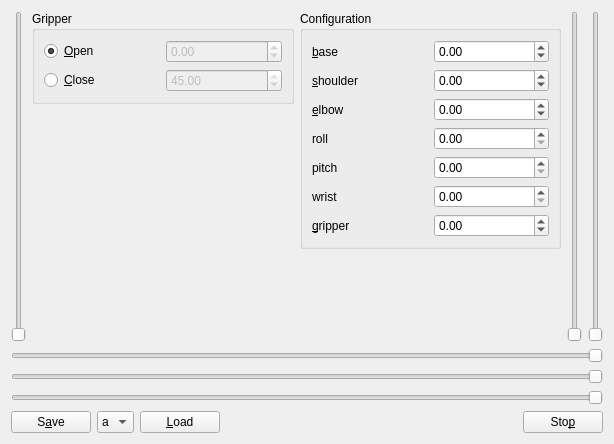
Old version of the form sainsmartwidget.ui in the repository wedesoft/arduino-sainsmart.
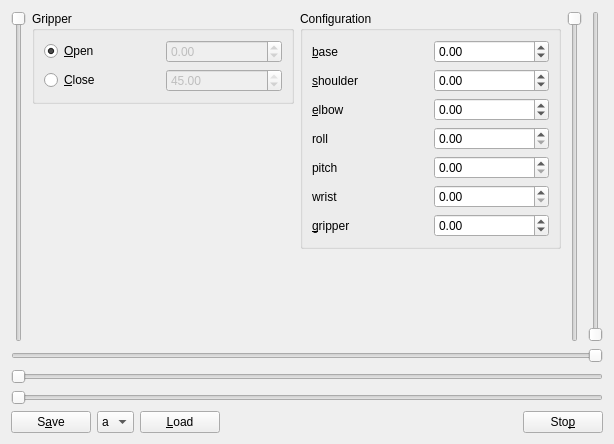
New version of the form.

Diff of the .ui file:
```diff
--- a/sainsmartwidget.ui
+++ b/sainsmartwidget.ui
@@ -30,6 +30,9 @@
        <property name="orientation">
         <enum>Qt::Vertical</enum>
        </property>
+       <property name="invertedAppearance">
+        <bool>true</bool>
+       </property>
       </widget>
      </item>
      <item>
@@ -254,6 +257,9 @@
        <property name="orientation">
         <enum>Qt::Vertical</enum>
        </property>
+       <property name="invertedAppearance">
+        <bool>true</bool>
+       </property>
       </widget>
      </item>
      <item>
@@ -307,9 +313,6 @@
      <property name="orientation">
       <enum>Qt::Horizontal</enum>
      </property>
-     <property name="invertedAppearance">
-      <bool>true</bool>
-     </property>
     </widget>
    </item>
    <item>
@@ -326,9 +329,6 @@
      <property name="orientation">
       <enum>Qt::Horizontal</enum>
      </property>
-     <property name="invertedAppearance">
-      <bool>true</bool>
-     </property>
     </widget>
    </item>
    <item>
```
